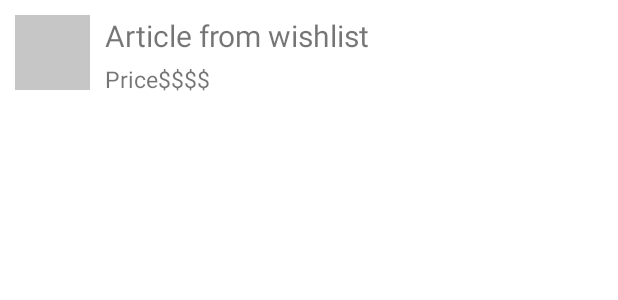
After one commit to DSisternes/FinalProjectApp, an Android app: the layout activity_wishlist.xml on its own in the app's theme, with its tools: preview values and no code run, on a phone screen of 412 x 824 dp. The commit adds this screen. Shown: the top 300 px of the screen. Run offline under Robolectric (Android 15) with nearby library versions, the phone set to English and light mode, and no system bars.

Commit message:
Actualización con activitys

```diff
--- /dev/null
+++ b/app/src/main/java/com/moviles/finalprojectapp/WishlistActivity.kt
@@ -0,0 +1,4 @@
+package com.moviles.finalprojectapp
+
+class WishlistActivity {
+}
--- /dev/null
+++ b/app/src/main/res/layout/activity_wishlist.xml
@@ -0,0 +1,50 @@
+<?xml version="1.0" encoding="utf-8"?>
+<androidx.constraintlayout.widget.ConstraintLayout xmlns:android="http://schemas.android.com/apk/res/android"
+    android:layout_width="match_parent"
+    android:layout_height="wrap_content"
+    android:padding="10dp"
+    xmlns:app="http://schemas.android.com/apk/res-auto">
+
+    <ImageView
+        android:id="@+id/ivAvatar"
+        android:layout_width="50dp"
+        android:layout_height="50dp"
+        android:src="@color/translucent"
+        app:layout_constraintLeft_toLeftOf="parent"
+        app:layout_constraintBottom_toBottomOf="parent"
+        app:layout_constraintRight_toLeftOf="@+id/tvArticleTitle"
+        android:layout_marginVertical="8dp"
+        />
+
+    <TextView
+        android:id="@+id/tvArticleTitle"
+        android:layout_width="0dp"
+        android:layout_height="wrap_content"
+        app:layout_constraintLeft_toRightOf="@id/ivAvatar"
+        app:layout_constraintRight_toRightOf="parent"
+        app:layout_constraintTop_toBottomOf="0dp"
+        android:layout_marginHorizontal="10dp"
+        android:textSize="20dp"
+        android:text="Article from wishlist"
+        android:maxLines="2"
+        />
+
+
+
+
+    <TextView
+        android:id="@+id/tvPrice"
+        android:layout_width="wrap_content"
+        android:layout_height="wrap_content"
+        android:text="Price$$$$"
+        android:textSize="15sp"
+        android:layout_marginLeft="10dp"
+        app:layout_constraintLeft_toRightOf="@id/ivAvatar"
+        app:layout_constraintTop_toBottomOf="@id/tvArticleTitle"
+        app:layout_constraintBottom_toBottomOf="parent"
+        />
+
+
+
+
+</androidx.constraintlayout.widget.ConstraintLayout>
--- a/app/src/main/res/values/colors.xml
+++ b/app/src/main/res/values/colors.xml
@@ -7,4 +7,5 @@
     <color name="teal_700">#FF018786</color>
     <color name="black">#FF000000</color>
     <color name="white">#FFFFFFFF</color>
+    <color name="translucent">#55555555</color>
 </resources>
--- a/build.gradle
+++ b/build.gradle
@@ -8,8 +8,8 @@ buildscript {
     }
 }
 plugins {
-    id 'com.android.application' version '7.2.0' apply false
-    id 'com.android.library' version '7.2.0' apply false
+    id 'com.android.application' version '7.2.1' apply false
+    id 'com.android.library' version '7.2.1' apply false
     id 'org.jetbrains.kotlin.android' version '1.6.21' apply false
 }
 
```
